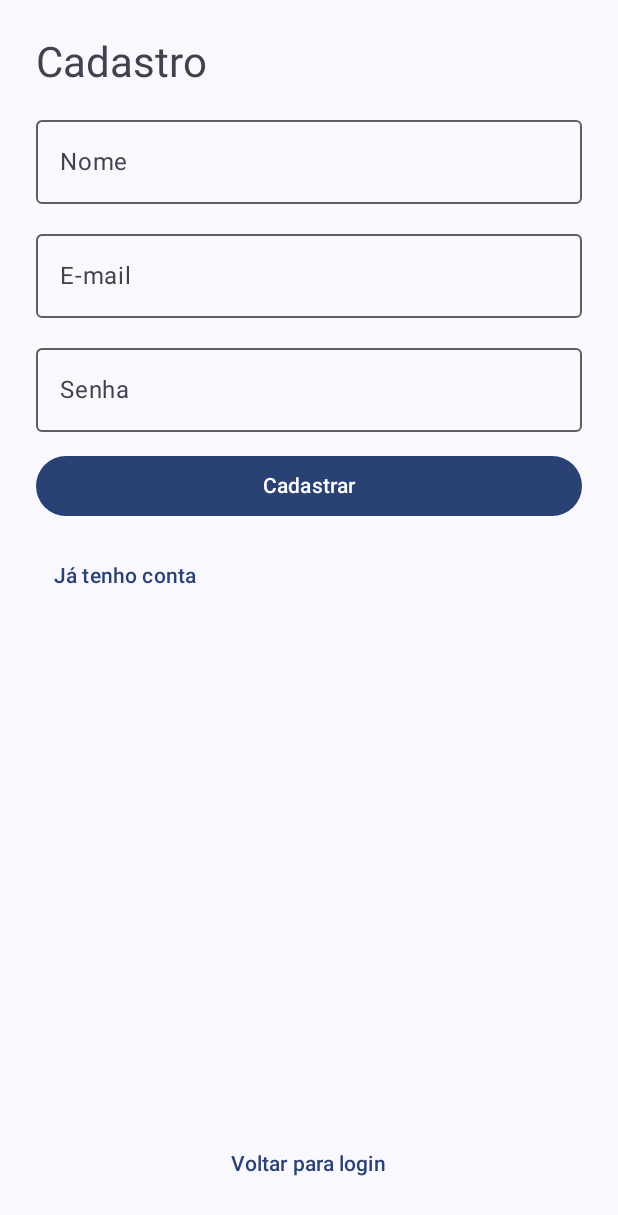
After one commit to alissonrodrigues0120/TCC2-Luis, an Android app built with Jetpack Compose: the composable RegisterScreen shown on its own in the app's theme, on a phone screen of 412 x 824 dp. The commit adds this screen. Shown: the top 1215 px of the screen. Run offline under Robolectric (Android 15) with nearby library versions, the light colour scheme and no system bars; our stand-ins replace Firebase (no records; nobody signed in at launch, a user with empty details on screens opened directly).

Commit message:
implement authentication screens and logic
- Add `RegisterScreen` and `ResetPasswordScreen` components
- Implement `AuthScreen` enum to manage navigation between login, registration, and password reset
- Update `MainActivity` to handle conditional rendering based on authentication state
- Create `RegisterViewModel` and `ResetPasswordViewModel` with corresponding states
- Refactor `UserRepository` to use `SetOptions.merge()` and simplify document references
- Update `User` model to include password field and `@DocumentId` annotation

```diff
--- a/app/src/main/java/com/project/data/model/User.kt
+++ b/app/src/main/java/com/project/data/model/User.kt
@@ -1,7 +1,11 @@
 package com.project.data.model
 
+import com.google.firebase.firestore.DocumentId
+
 data class User(
+    @DocumentId
     val id: String = "",
     val email: String = "",
+    val senha: String = "",
     val name: String = ""
 )
--- a/app/src/main/java/com/project/data/repository/UserRepository.kt
+++ b/app/src/main/java/com/project/data/repository/UserRepository.kt
@@ -1,5 +1,6 @@
 package com.project.data.repository
 
+import com.google.firebase.firestore.SetOptions
 import com.project.data.model.User
 import com.project.data.remote.FirestoreService
 import kotlinx.coroutines.tasks.await
@@ -8,17 +9,16 @@ class UserRepository {
 
     private val usersCollection =
         FirestoreService.db.collection("users")
+            .document()
 
     suspend fun saveUser(user: User) {
         usersCollection
-            .document(user.id)
-            .set(user)
+            .set(user, SetOptions.merge())
             .await()
     }
 
     suspend fun getUser(id: String): User? {
         val doc = usersCollection
-            .document(id)
             .get()
             .await()
 
--- /dev/null
+++ b/app/src/main/java/com/project/ui/login/RegisterScreen.kt
@@ -0,0 +1,119 @@
+package com.project.ui.login
+
+import android.R.color
+import androidx.compose.foundation.layout.*
+import androidx.compose.material3.*
+import androidx.compose.runtime.*
+import androidx.compose.runtime.saveable.rememberSaveable
+import androidx.compose.ui.Modifier
+import androidx.compose.ui.text.input.PasswordVisualTransformation
+import androidx.compose.ui.unit.dp
+import androidx.lifecycle.viewmodel.compose.viewModel
+
+
+@Composable
+fun RegisterScreen(
+    onRegisterSuccess: () -> Unit,
+    onBackToLogin: () -> Unit,
+    viewModel: RegisterViewModel = viewModel()
+) {
+    var name by rememberSaveable { mutableStateOf("") }
+    var email by rememberSaveable { mutableStateOf("") }
+    var password by rememberSaveable { mutableStateOf("") }
+
+    val state by viewModel.state.collectAsState()
+
+    // Observa sucesso
+    LaunchedEffect(state) {
+        if (state is RegisterState.Success) {
+            onRegisterSuccess()
+        }
+    }
+
+    Surface(
+        modifier = Modifier.fillMaxSize(),
+        color = MaterialTheme.colorScheme.surface
+    ){Column(
+        modifier = Modifier
+            .fillMaxSize()
+            .padding(24.dp),
+        verticalArrangement = Arrangement.spacedBy(12.dp)
+    ) {
+
+        Text(
+            text = "Cadastro",
+            color = MaterialTheme.colorScheme.onSurfaceVariant,
+            style = MaterialTheme.typography.headlineMedium
+        )
+
+        OutlinedTextField(
+            value = name,
+            onValueChange = { name = it },
+            label = { Text("Nome") },
+            modifier = Modifier.fillMaxWidth()
+        )
+
+        OutlinedTextField(
+            value = email,
+            onValueChange = { email = it },
+            label = { Text("E-mail") },
+            modifier = Modifier.fillMaxWidth()
+        )
+
+        OutlinedTextField(
+            value = password,
+            onValueChange = { password = it },
+            label = { Text("Senha") },
+            visualTransformation = PasswordVisualTransformation(),
+            modifier = Modifier.fillMaxWidth()
+        )
+
+        Button(
+            onClick = {
+                viewModel.register(
+                    name = name,
+                    email = email,
+                    password = password
+                )
+            },
+            enabled = state !is RegisterState.Loading,
+            modifier = Modifier.fillMaxWidth()
+        ) {
+            Text("Cadastrar")
+        }
+
+        TextButton(onClick = onBackToLogin) {
+            Text(
+                text = "Já tenho conta",
+                color = MaterialTheme.colorScheme.primary
+            )
+        }
+
+        when (state) {
+            is RegisterState.Loading -> {
+                CircularProgressIndicator()
+            }
+
+            is RegisterState.Error -> {
+                Text(
+                    text = (state as RegisterState.Error).message,
+                    color = MaterialTheme.colorScheme.error
+                )
+            }
+
+            else -> Unit
+        }
+
+        Spacer(modifier = Modifier.weight(1f))
+
+        TextButton(
+            onClick = onBackToLogin,
+            modifier = Modifier.fillMaxWidth()
+        ) {
+            Text("Voltar para login")
+        }
+
+    }
+
+    }
+}
```
Also changed, not shown: app/src/main/java/com/project/MainActivity.kt (+38 -3 lines), app/src/main/java/com/project/data/repository/AuthRepository.kt (added, +43 -0 lines), app/src/main/java/com/project/ui/login/AuthScreen.kt (added, +7 -0 lines), app/src/main/java/com/project/ui/login/LoginScreen.kt (+18 -1 lines), app/src/main/java/com/project/ui/login/LoginViewModel.kt (+9 -5 lines), app/src/main/java/com/project/ui/login/RegisterState.kt (added, +8 -0 lines), app/src/main/java/com/project/ui/login/RegisterViewModel.kt (added, +48 -0 lines), app/src/main/java/com/project/ui/login/ResetPasswordScreen.kt (added, +101 -0 lines), app/src/main/java/com/project/ui/login/ResetPasswordState.kt (added, +9 -0 lines), app/src/main/java/com/project/ui/login/ResetPasswordViewModel.kt (added, +39 -0 lines).
